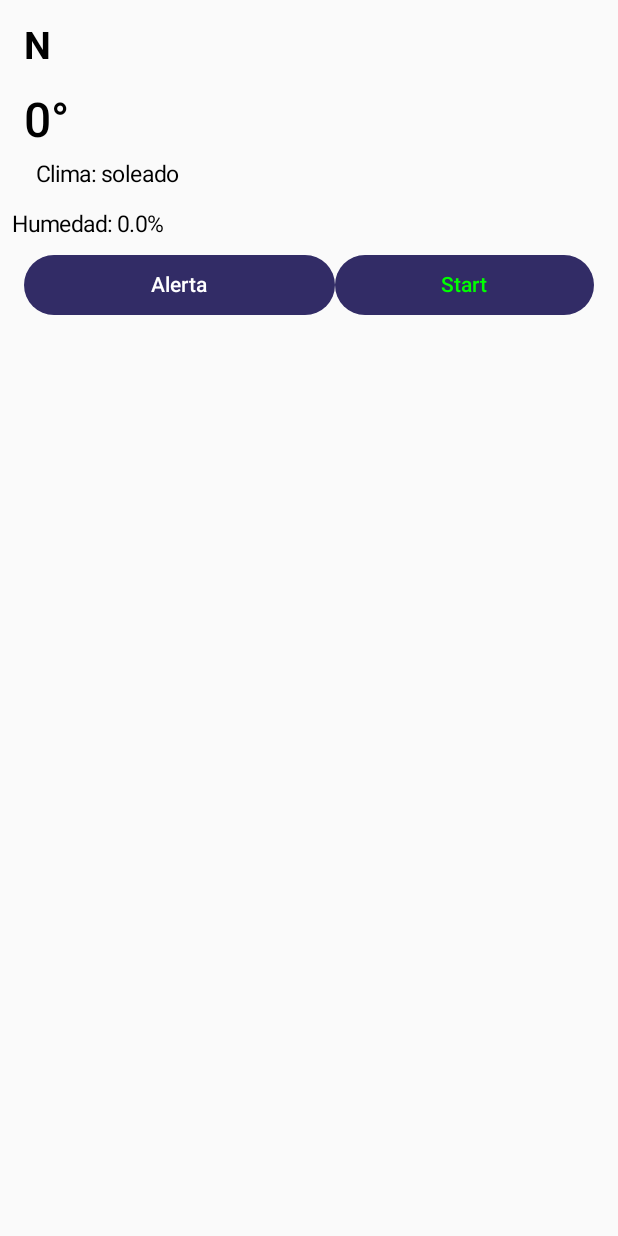
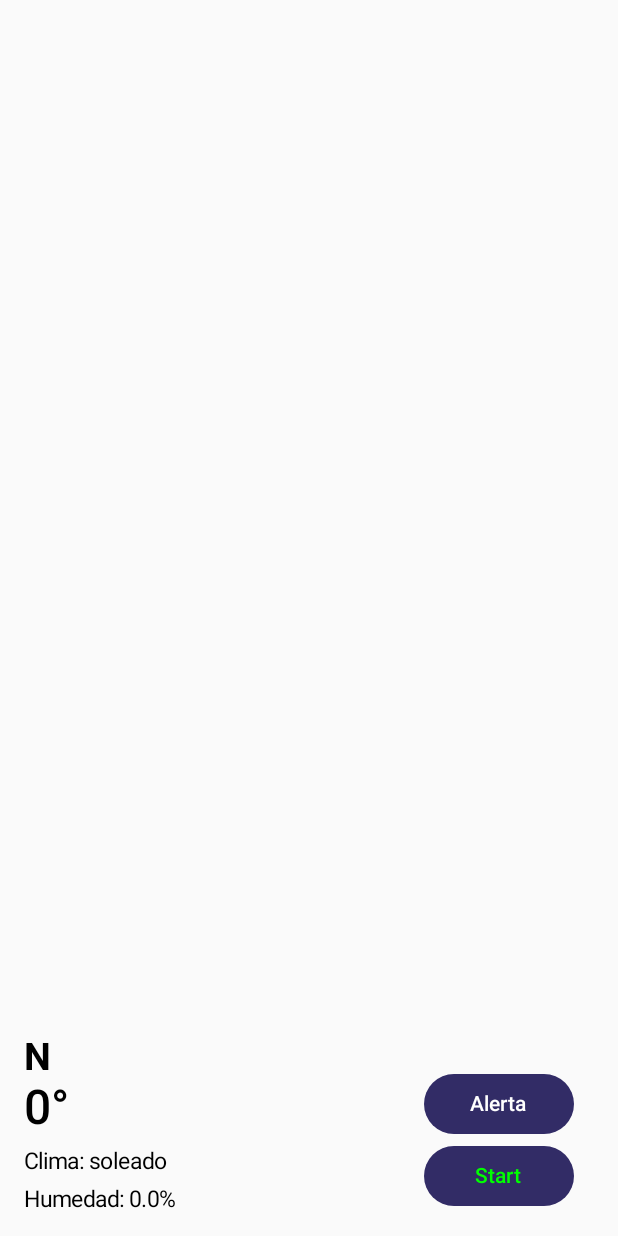
Before and after one commit to ICM2530/BikeTrack, an Android app built with Jetpack Compose: the MakeActivity screen opened directly, with no data from a screen before it, after a tap on "Stop", on a phone screen of 412 x 824 dp. Run offline under Robolectric (Android 15) with nearby library versions, the light colour scheme and no system bars; libraries missing offline, so code that uses them is left out: org.osmdroid.bonuspack, org.osmdroid.config, org.osmdroid.events, org.osmdroid.tileprovider, org.osmdroid.util and 1 more; 3 statements that could not run were skipped.

Commit message:
mejor UI de mapa

```diff
--- a/Entrega 2 - Implementacion monousuario/Interfaces/app/src/main/java/com/example/interfaces/Screens/MakeActivity.kt
+++ b/Entrega 2 - Implementacion monousuario/Interfaces/app/src/main/java/com/example/interfaces/Screens/MakeActivity.kt
@@ -158,7 +158,7 @@ class MakeActivity : ComponentActivity(), SensorEventListener {
         locationCallback = createLocationCallback(locationViewModel)
 
         setContent {
-            GPSDataUpdates(locationViewModel, azimuth) // Your navigation host
+            GPSDataUpdates(locationViewModel, azimuth)
         }
     }
     override fun onResume() {
@@ -245,19 +245,17 @@ class MakeActivity : ComponentActivity(), SensorEventListener {
             if(active){
                 OsmDroidMap(viewModel, modifier = Modifier.fillMaxSize(), alertCoords)
             }
-            Column(modifier = Modifier.fillMaxSize().padding(8.dp), verticalArrangement = Arrangement.Bottom) {
+            Row(modifier = Modifier.fillMaxWidth().padding(8.dp).align(Alignment.BottomCenter), horizontalArrangement = Arrangement.Center, verticalAlignment = Alignment.Bottom) {
+                Column(modifier = Modifier.padding(8.dp)) {
                     //MyRow("Latitude:", state.value.latitude.toString())
                     //MyRow("Longitude:", state.value.longitude.toString())
-                Row(modifier = Modifier.fillMaxWidth(), horizontalArrangement = Arrangement.Center, verticalAlignment = Alignment.CenterVertically) {
-                    Column(modifier = Modifier.padding(8.dp)) {
-                        Box(modifier = Modifier.fillMaxWidth()){
+                    Box(modifier = Modifier){
                         Text(text = direction,
                             fontSize = 25.sp,
                             fontWeight = FontWeight.Bold,
                             modifier = Modifier.align(androidx.compose.ui.Alignment.BottomStart))
                     }
-                        Spacer(modifier = Modifier.height(16.dp))
-                        Box(modifier = Modifier.fillMaxWidth()){
+                    Box(modifier = Modifier){
 
                         Text(
                             text = "$grados°",
@@ -266,21 +264,20 @@ class MakeActivity : ComponentActivity(), SensorEventListener {
                             modifier = Modifier.align(androidx.compose.ui.Alignment.BottomStart)
                         )
                     }
-                        Text("Clima:${if (IsRainy) " lluvioso" else " soleado"}", fontSize = 15.sp, modifier = Modifier.padding(8.dp))
+                    Text("Clima:${if (IsRainy) " lluvioso" else " soleado"}", fontSize = 15.sp, modifier = Modifier.padding(top=8.dp,bottom=8.dp))
+                    Text("Humedad: ${res.toString()}%", fontSize = 15.sp)
                 }
-
-                }
-                Text("Humedad: ${res.toString()}%", fontSize = 15.sp)
-                Row(modifier = Modifier.fillMaxSize().padding(8.dp)){
+                Spacer(modifier = Modifier.width(150.dp))
+                Column(modifier = Modifier.fillMaxWidth().padding(8.dp)){
                     Button(onClick = {val nAlCoord = GeoPoint(state.value.latitude, state.value.longitude)
-                        alertCoords = alertCoords + nAlCoord}, modifier = Modifier.weight(12f), colors = ButtonDefaults.buttonColors
+                        alertCoords = alertCoords + nAlCoord}, modifier = Modifier.width(100.dp), colors = ButtonDefaults.buttonColors
                         (containerColor = colorResource(buttoncolors))) { Text("Alerta") }
 
                     if(active) {
                         Button(onClick = {
                             stopLocationUpdates()
                             active = false
-                        }, modifier = Modifier.weight(10f), colors = ButtonDefaults.buttonColors
+                        }, modifier = Modifier.width(100.dp), colors = ButtonDefaults.buttonColors
                             (containerColor = colorResource(buttoncolors))) { Text("Stop", color = Color.Red ) }
 
                     }
@@ -288,11 +285,12 @@ class MakeActivity : ComponentActivity(), SensorEventListener {
                         Button(onClick = {
                             startLocationUpdates()
                             active = true
-                        },modifier = Modifier.weight(10f), colors =ButtonDefaults.buttonColors
+                        },modifier = Modifier.width(100.dp), colors =ButtonDefaults.buttonColors
                             (containerColor = colorResource(buttoncolors))) { Text("Start", color = Color.Green) }
                     }
                 }
             }
+
         }
 
     }
@@ -393,7 +391,6 @@ class MakeActivity : ComponentActivity(), SensorEventListener {
                     mapView.overlays.add(roadOverlay)
                 }
                 mapView.invalidate()
-                // This block runs on recomposition
             }
         )
     }
```
Lines whose indentation alone changed are shown as unchanged.
